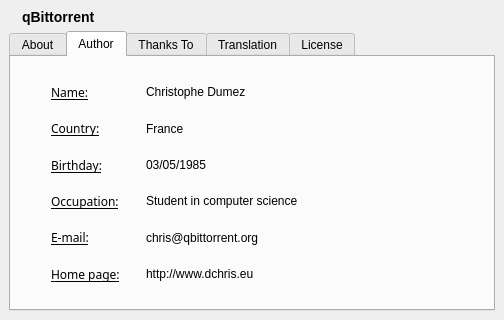
Before: the Qt Designer form src/about.ui in SysAdminDoc/qBittorrent-Vanced, drawn with Qt 5.
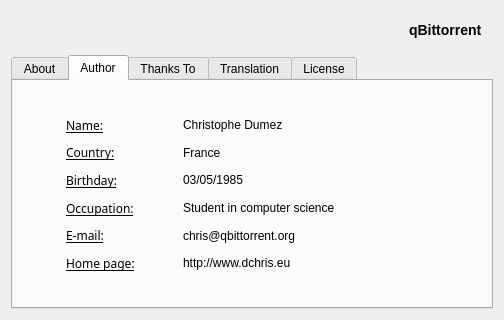
After: the same form once the commit is applied. The open tabs and pages were chosen to show the change.

Commit message: port properties.ui to qt 4.2

Diff of the .ui file:
```diff
--- a/src/about.ui
+++ b/src/about.ui
@@ -26,38 +26,20 @@
    <string>About qBittorrent</string>
   </property>
   <layout class="QVBoxLayout" >
+   <property name="margin" >
+    <number>11</number>
+   </property>
    <property name="spacing" >
     <number>6</number>
    </property>
-   <property name="leftMargin" >
-    <number>9</number>
-   </property>
-   <property name="topMargin" >
-    <number>9</number>
-   </property>
-   <property name="rightMargin" >
-    <number>9</number>
-   </property>
-   <property name="bottomMargin" >
-    <number>9</number>
-   </property>
    <item>
     <layout class="QHBoxLayout" >
+     <property name="margin" >
+      <number>11</number>
+     </property>
      <property name="spacing" >
       <number>6</number>
      </property>
-     <property name="leftMargin" >
-      <number>0</number>
-     </property>
-     <property name="topMargin" >
-      <number>0</number>
-     </property>
-     <property name="rightMargin" >
-      <number>0</number>
-     </property>
-     <property name="bottomMargin" >
-      <number>0</number>
-     </property>
      <item>
       <widget class="QLabel" name="logo" >
        <property name="text" >
@@ -68,7 +50,9 @@
      <item>
       <widget class="QLabel" name="lb_name" >
        <property name="sizePolicy" >
-        <sizepolicy vsizetype="Preferred" hsizetype="Expanding" >
+        <sizepolicy>
+         <hsizetype>0</hsizetype>
+         <vsizetype>0</vsizetype>
          <horstretch>0</horstretch>
          <verstretch>0</verstretch>
         </sizepolicy>
@@ -139,24 +123,21 @@
        <string>Author</string>
       </attribute>
       <layout class="QVBoxLayout" >
+       <property name="margin" >
+        <number>11</number>
+       </property>
        <property name="spacing" >
         <number>6</number>
        </property>
-       <property name="leftMargin" >
-        <number>9</number>
-       </property>
-       <property name="topMargin" >
-        <number>9</number>
-       </property>
-       <property name="rightMargin" >
-        <number>9</number>
-       </property>
-       <property name="bottomMargin" >
-        <number>9</number>
-       </property>
        <item>
         <widget class="QFrame" name="te_authors" >
          <layout class="QHBoxLayout" >
+          <property name="margin" >
+           <number>11</number>
+          </property>
+          <property name="spacing" >
+           <number>6</number>
+          </property>
           <item>
            <spacer>
             <property name="orientation" >
@@ -175,21 +156,12 @@
           </item>
           <item>
            <layout class="QVBoxLayout" >
+            <property name="margin" >
+             <number>11</number>
+            </property>
             <property name="spacing" >
              <number>6</number>
             </property>
-            <property name="leftMargin" >
-             <number>0</number>
-            </property>
-            <property name="topMargin" >
-             <number>0</number>
-            </property>
-            <property name="rightMargin" >
-             <number>0</number>
-            </property>
-            <property name="bottomMargin" >
-             <number>0</number>
-            </property>
             <item>
              <widget class="QLabel" name="label_3" >
               <property name="font" >
@@ -318,21 +290,12 @@
           </item>
           <item>
            <layout class="QVBoxLayout" >
+            <property name="margin" >
+             <number>11</number>
+            </property>
             <property name="spacing" >
              <number>6</number>
             </property>
-            <property name="leftMargin" >
-             <number>0</number>
-            </property>
-            <property name="topMargin" >
-             <number>0</number>
-            </property>
-            <property name="rightMargin" >
-             <number>0</number>
-            </property>
-            <property name="bottomMargin" >
-             <number>0</number>
-            </property>
             <item>
              <widget class="QLabel" name="label_2" >
               <property name="text" >
```
Left out of the diff: 49 changed lines with no effect on the pictures. The commit also changes 1 other file.
